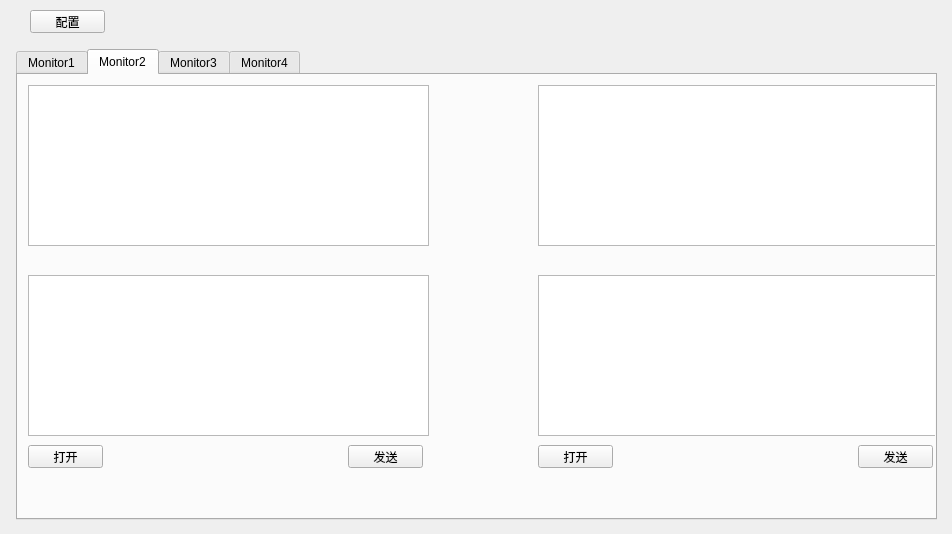
Above: mainwindow.ui from Mapleaph/comtest before the change. Below: the same form after it.
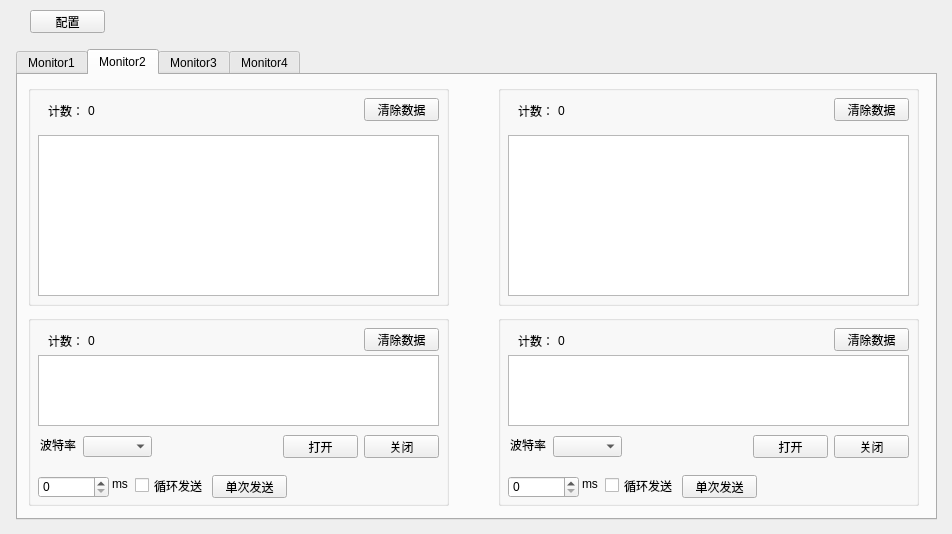
That is the form after the change. The open tabs and pages were chosen to show the change.

Diff of the .ui file:
```diff
--- a/mainwindow.ui
+++ b/mainwindow.ui
@@ -158,103 +158,467 @@
      <attribute name="title">
       <string>Monitor2</string>
      </attribute>
-     <widget class="QTextEdit" name="textEdit_41">
+     <widget class="QGroupBox" name="groupBox_31">
       <property name="geometry">
        <rect>
-        <x>520</x>
+        <x>10</x>
         <y>10</y>
-        <width>401</width>
-        <height>161</height>
+        <width>421</width>
+        <height>221</height>
        </rect>
       </property>
-      <property name="readOnly">
-       <bool>true</bool>
+      <property name="title">
+       <string/>
       </property>
+      <widget class="QTextEdit" name="textEdit_31">
+       <property name="geometry">
+        <rect>
+         <x>10</x>
+         <y>50</y>
+         <width>401</width>
+         <height>161</height>
+        </rect>
+       </property>
+       <property name="contextMenuPolicy">
+        <enum>Qt::DefaultContextMenu</enum>
+       </property>
+       <property name="readOnly">
+        <bool>true</bool>
+       </property>
+      </widget>
+      <widget class="QPushButton" name="btn_clr_31">
+       <property name="geometry">
+        <rect>
+         <x>336</x>
+         <y>13</y>
+         <width>75</width>
+         <height>23</height>
+        </rect>
+       </property>
+       <property name="text">
+        <string>清除数据</string>
+       </property>
+      </widget>
+      <widget class="QLabel" name="label_31">
+       <property name="geometry">
+        <rect>
+         <x>20</x>
+         <y>18</y>
+         <width>41</width>
+         <height>16</height>
+        </rect>
+       </property>
+       <property name="text">
+        <string>计数：</string>
+       </property>
+      </widget>
+      <widget class="QLabel" name="label_cnt_31">
+       <property name="geometry">
+        <rect>
+         <x>60</x>
+         <y>18</y>
+         <width>211</width>
+         <height>16</height>
+        </rect>
+       </property>
+       <property name="text">
+        <string>0</string>
+       </property>
+      </widget>
      </widget>
-     <widget class="QPushButton" name="btn_open_3">
+     <widget class="QGroupBox" name="groupBox_32">
       <property name="geometry">
        <rect>
         <x>10</x>
-        <y>370</y>
-        <width>75</width>
-        <height>23</height>
+        <y>240</y>
+        <width>421</width>
+        <height>191</height>
        </rect>
       </property>
-      <property name="text">
-       <string>打开</string>
+      <property name="title">
+       <string/>
       </property>
+      <widget class="QTextEdit" name="textEdit_32">
+       <property name="geometry">
+        <rect>
+         <x>10</x>
+         <y>40</y>
+         <width>401</width>
+         <height>71</height>
+        </rect>
+       </property>
+       <property name="readOnly">
+        <bool>false</bool>
+       </property>
+      </widget>
+      <widget class="QPushButton" name="btn_open_3">
+       <property name="geometry">
+        <rect>
+         <x>255</x>
+         <y>120</y>
+         <width>75</width>
+         <height>23</height>
+        </rect>
+       </property>
+       <property name="text">
+        <string>打开</string>
+       </property>
+      </widget>
+      <widget class="QPushButton" name="btn_send_3">
+       <property name="geometry">
+        <rect>
+         <x>184</x>
+         <y>160</y>
+         <width>75</width>
+         <height>23</height>
+        </rect>
+       </property>
+       <property name="text">
+        <string>单次发送</string>
+       </property>
+      </widget>
+      <widget class="QCheckBox" name="checkBox_32">
+       <property name="geometry">
+        <rect>
+         <x>107</x>
+         <y>161</y>
+         <width>71</width>
+         <height>19</height>
+        </rect>
+       </property>
+       <property name="text">
+        <string>循环发送</string>
+       </property>
+      </widget>
+      <widget class="QLabel" name="label_34">
+       <property name="geometry">
+        <rect>
+         <x>84</x>
+         <y>161</y>
+         <width>21</width>
+         <height>16</height>
+        </rect>
+       </property>
+       <property name="text">
+        <string>ms</string>
+       </property>
+      </widget>
+      <widget class="QPushButton" name="btn_close_3">
+       <property name="geometry">
+        <rect>
+         <x>336</x>
+         <y>120</y>
+         <width>75</width>
+         <height>23</height>
+        </rect>
+       </property>
+       <property name="text">
+        <string>关闭</string>
+       </property>
+      </widget>
+      <widget class="QPushButton" name="btn_clr_32">
+       <property name="geometry">
+        <rect>
+         <x>336</x>
+         <y>13</y>
+         <width>75</width>
+         <height>23</height>
+        </rect>
+       </property>
+       <property name="text">
+        <string>清除数据</string>
+       </property>
+      </widget>
+      <widget class="QSpinBox" name="spinBox_31">
+       <property name="geometry">
+        <rect>
+         <x>10</x>
+         <y>161</y>
+         <width>71</width>
+         <height>22</height>
+        </rect>
+       </property>
+      </widget>
+      <widget class="QComboBox" name="comboBox_31">
+       <property name="geometry">
+        <rect>
+         <x>55</x>
+         <y>121</y>
+         <width>69</width>
+         <height>21</height>
+        </rect>
+       </property>
+      </widget>
+      <widget class="QLabel" name="label_33">
+       <property name="geometry">
+        <rect>
+         <x>12</x>
+         <y>122</y>
+         <width>41</width>
+         <height>16</height>
+        </rect>
+       </property>
+       <property name="text">
+        <string>波特率</string>
+       </property>
+      </widget>
+      <widget class="QLabel" name="label_32">
+       <property name="geometry">
+        <rect>
+         <x>20</x>
+         <y>18</y>
+         <width>41</width>
+         <height>16</height>
+        </rect>
+       </property>
+       <property name="text">
+        <string>计数：</string>
+       </property>
+      </widget>
+      <widget class="QLabel" name="label_cnt_32">
+       <property name="geometry">
+        <rect>
+         <x>60</x>
+         <y>18</y>
+         <width>211</width>
+         <height>16</height>
+        </rect>
+       </property>
+       <property name="text">
+        <string>0</string>
+       </property>
+      </widget>
      </widget>
-     <widget class="QPushButton" name="btn_send_4">
+     <widget class="QGroupBox" name="groupBox_41">
       <property name="geometry">
        <rect>
-        <x>840</x>
-        <y>370</y>
-        <width>75</width>
-        <height>23</height>
-       </rect>
-      </property>
-      <property name="text">
-       <string>发送</string>
-      </property>
-     </widget>
-     <widget class="QTextEdit" name="textEdit_32">
-      <property name="geometry">
-       <rect>
-        <x>10</x>
-        <y>200</y>
-        <width>401</width>
-        <height>161</height>
-       </rect>
-      </property>
-     </widget>
-     <widget class="QPushButton" name="btn_send_3">
-      <property name="geometry">
-       <rect>
-        <x>330</x>
-        <y>370</y>
-        <width>75</width>
-        <height>23</height>
-       </rect>
-      </property>
-      <property name="text">
-       <string>发送</string>
-      </property>
-     </widget>
-     <widget class="QTextEdit" name="textEdit_31">
-      <property name="geometry">
-       <rect>
-        <x>10</x>
+        <x>480</x>
         <y>10</y>
-        <width>401</width>
-        <height>161</height>
+        <width>421</width>
+        <height>221</height>
        </rect>
       </property>
-      <property name="readOnly">
-       <bool>true</bool>
+      <property name="title">
+       <string/>
       </property>
+      <widget class="QTextEdit" name="textEdit_41">
+       <property name="geometry">
+        <rect>
+         <x>10</x>
+         <y>50</y>
+         <width>401</width>
+         <height>161</height>
+        </rect>
+       </property>
+       <property name="contextMenuPolicy">
+        <enum>Qt::DefaultContextMenu</enum>
+       </property>
+       <property name="readOnly">
+        <bool>true</bool>
+       </property>
+      </widget>
+      <widget class="QPushButton" name="btn_clr_41">
+       <property name="geometry">
+        <rect>
+         <x>336</x>
+         <y>13</y>
+         <width>75</width>
+         <height>23</height>
+        </rect>
+       </property>
+       <property name="text">
+        <string>清除数据</string>
+       </property>
+      </widget>
+      <widget class="QLabel" name="label_41">
+       <property name="geometry">
+        <rect>
+         <x>20</x>
+         <y>18</y>
+         <width>41</width>
+         <height>16</height>
+        </rect>
+       </property>
+       <property name="text">
+        <string>计数：</string>
+       </property>
+      </widget>
+      <widget class="QLabel" name="label_cnt_41">
+       <property name="geometry">
+        <rect>
+         <x>60</x>
+         <y>18</y>
+         <width>211</width>
+         <height>16</height>
+        </rect>
+       </property>
+       <property name="text">
+        <string>0</string>
+       </property>
+      </widget>
      </widget>
-     <widget class="QPushButton" name="btn_open_4">
+     <widget class="QGroupBox" name="groupBox_42">
       <property name="geometry">
        <rect>
-        <x>520</x>
-        <y>370</y>
-        <width>75</width>
-        <height>23</height>
+        <x>480</x>
+        <y>240</y>
+        <width>421</width>
+        <height>191</height>
        </rect>
       </property>
-      <property name="text">
-       <string>打开</string>
+      <property name="title">
+       <string/>
       </property>
-     </widget>
-     <widget class="QTextEdit" name="textEdit_42">
-      <property name="geometry">
-       <rect>
-        <x>520</x>
-        <y>200</y>
-        <width>401</width>
-        <height>161</height>
-       </rect>
-      </property>
+      <widget class="QTextEdit" name="textEdit_42">
+       <property name="geometry">
+        <rect>
+         <x>10</x>
+         <y>40</y>
+         <width>401</width>
+         <height>71</height>
+        </rect>
+       </property>
+       <property name="readOnly">
+        <bool>false</bool>
+       </property>
+      </widget>
+      <widget class="QPushButton" name="btn_open_4">
+       <property name="geometry">
+        <rect>
+         <x>255</x>
+         <y>120</y>
+         <width>75</width>
+         <height>23</height>
+        </rect>
+       </property>
+       <property name="text">
+        <string>打开</string>
+       </property>
+      </widget>
+      <widget class="QPushButton" name="btn_send_4">
+       <property name="geometry">
+        <rect>
+         <x>184</x>
+         <y>160</y>
+         <width>75</width>
+         <height>23</height>
+        </rect>
+       </property>
+       <property name="text">
+        <string>单次发送</string>
+       </property>
+      </widget>
+      <widget class="QCheckBox" name="checkBox_42">
+       <property name="geometry">
+        <rect>
+         <x>107</x>
+         <y>161</y>
+         <width>71</width>
+         <height>19</height>
+        </rect>
+       </property>
+       <property name="text">
+        <string>循环发送</string>
+       </property>
+      </widget>
+      <widget class="QLabel" name="label_44">
+       <property name="geometry">
+        <rect>
+         <x>84</x>
+         <y>161</y>
+         <width>21</width>
+         <height>16</height>
+        </rect>
+       </property>
+       <property name="text">
+        <string>ms</string>
+       </property>
+      </widget>
+      <widget class="QPushButton" name="btn_close_4">
+       <property name="geometry">
+        <rect>
+         <x>336</x>
+         <y>120</y>
+         <width>75</width>
+         <height>23</height>
+        </rect>
+       </property>
+       <property name="text">
+        <string>关闭</string>
+       </property>
+      </widget>
+      <widget class="QPushButton" name="btn_clr_42">
+       <property name="geometry">
+        <rect>
+         <x>336</x>
+         <y>13</y>
+         <width>75</width>
+         <height>23</height>
+        </rect>
+       </property>
+       <property name="text">
+        <string>清除数据</string>
+       </property>
+      </widget>
+      <widget class="QSpinBox" name="spinBox_41">
+       <property name="geometry">
+        <rect>
+         <x>10</x>
+         <y>161</y>
+         <width>71</width>
+         <height>22</height>
+        </rect>
+       </property>
+      </widget>
+      <widget class="QComboBox" name="comboBox_41">
+       <property name="geometry">
+        <rect>
+         <x>55</x>
+         <y>121</y>
+         <width>69</width>
+         <height>21</height>
+        </rect>
+       </property>
+      </widget>
+      <widget class="QLabel" name="label_43">
+       <property name="geometry">
+        <rect>
+         <x>12</x>
+         <y>122</y>
+         <width>41</width>
+         <height>16</height>
+        </rect>
+       </property>
+       <property name="text">
+        <string>波特率</string>
+       </property>
+      </widget>
+      <widget class="QLabel" name="label_42">
+       <property name="geometry">
+        <rect>
+         <x>20</x>
+         <y>18</y>
+         <width>41</width>
+         <height>16</height>
+        </rect>
+       </property>
+       <property name="text">
+        <string>计数：</string>
+       </property>
+      </widget>
+      <widget class="QLabel" name="label_cnt_42">
+       <property name="geometry">
+        <rect>
+         <x>60</x>
+         <y>18</y>
+         <width>211</width>
+         <height>16</height>
+        </rect>
+       </property>
+       <property name="text">
+        <string>0</string>
+       </property>
+      </widget>
      </widget>
     </widget>
     <widget class="QWidget" name="tab_3">
```
Left out of the diff: 806 changed lines with no effect on the pictures.
